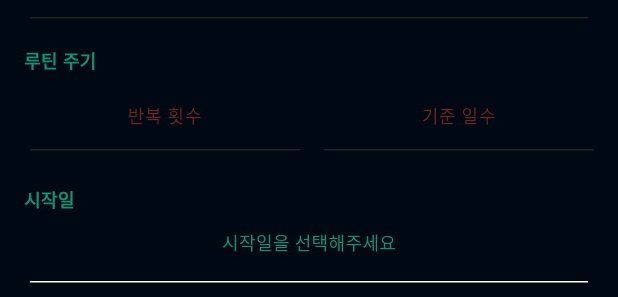
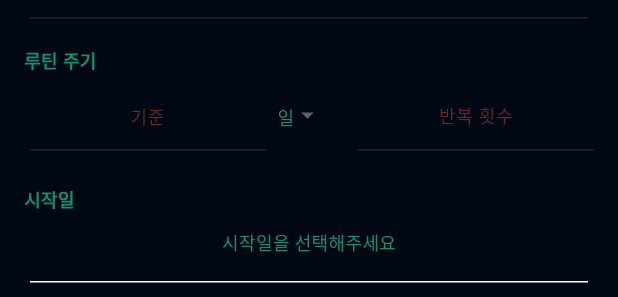
Before and after one commit to Yu-sooho/gym-mobile-app, a Flutter app: the RoutineAddScreen widget shown alone on an empty page, opened directly, on a phone screen of 412 x 824 dp. Shown: the part 241-538 px from the top of the screen. Run offline on Flutter 3.47's test engine with Material 3 defaults, Android fonts, the phone set to English and light mode, and no system bars; drawn by our look-alikes of custom_refresh_indicator, keyboard_dismisser; our stand-ins replace cached_network_image, cloud_firestore, firebase_analytics, firebase_auth, firebase_core, firebase_messaging and 11 more; missing offline and left inert: flutter_naver_login, kakao_flutter_sdk_common, kakao_flutter_sdk_user; accounts and stored records are empty; Roboto replaces fonts that are missing (Nanum).

Commit message:
Feat: add routine standard

```diff
--- a/lib/models/routine_models.dart
+++ b/lib/models/routine_models.dart
@@ -6,6 +6,7 @@ class Routine {
   String uid;
   String name;
   String cycle;
+  String standard;
   String date;
   String? startDate;
   String? endDate;
@@ -18,6 +19,7 @@ class Routine {
     required this.uid,
     required this.name,
     required this.cycle,
+    required this.standard,
     required this.date,
     required this.exercises,
     required this.createdAt,
--- a/lib/providers/routine_provider.dart
+++ b/lib/providers/routine_provider.dart
@@ -97,6 +97,7 @@ class RoutineProvider {
       final name = data['name'];
       final date = data['date'];
       final cycle = data['cycle'];
+      final standard = data['standard'];
       final createdAt = data['createdAt'];
       final uid = data['uid'];
       final startDate = data['startDate'];
@@ -108,6 +109,7 @@ class RoutineProvider {
           uid: uid,
           name: name,
           cycle: cycle,
+          standard: standard,
           date: date,
           exercises: userExerciseResult,
           startDate: startDate,
--- a/lib/screens/home/routine/routine_add_screen.dart
+++ b/lib/screens/home/routine/routine_add_screen.dart
@@ -48,6 +48,8 @@ class _RoutineAddScreenState extends State<RoutineAddScreen> {
   List<String> selectExercise = [];
   List<Exercise> selectExerciseDetail = [];
 
+  late String standard;
+
   final buttonMaxSize = 48.0;
   final listMaxSize = 120.0;
 
@@ -55,6 +57,7 @@ class _RoutineAddScreenState extends State<RoutineAddScreen> {
   void initState() {
     super.initState();
     init();
+    standard = stores.localizationController.localiztionRoutineAddScreen().day;
     _controller.addListener(() {
       double maxScroll = _controller.position.maxScrollExtent;
       double currentScroll = _controller.position.pixels;
@@ -218,11 +221,21 @@ class _RoutineAddScreenState extends State<RoutineAddScreen> {
     num? now = num.tryParse(cycle);
     num? target = num.tryParse(date);
 
+    if (standard ==
+        stores.localizationController.localiztionRoutineAddScreen().day) {
       if (now != null && target != null) {
         if (now > target) return false;
         return true;
       } else {
         return false;
+      }
+    } else {
+      if (now != null && target != null) {
+        if (now > target * 7) return false;
+        return true;
+      } else {
+        return false;
+      }
     }
   }
 
@@ -240,6 +253,7 @@ class _RoutineAddScreenState extends State<RoutineAddScreen> {
         'cycle': cycle,
         'date': date,
         'exercises': selectExercise,
+        'standard': standard,
         'startDate': _selectedDate != null ? '$_selectedDate' : null
       });
       final result =
@@ -443,6 +457,12 @@ class _RoutineAddScreenState extends State<RoutineAddScreen> {
     getExerciseList();
   }
 
+  onChangedDropdown(value) {
+    setState(() {
+      standard = value;
+    });
+  }
+
   @override
   Widget build(BuildContext context) {
     return safeAreaView(context,
@@ -483,20 +503,29 @@ class _RoutineAddScreenState extends State<RoutineAddScreen> {
             )),
             TwoTextInput(
                 stores: stores,
-              textController1: _dateController,
-              textController2: _cycleController,
+                textController1: _cycleController,
+                textController2: _dateController,
                 title: stores.localizationController
                     .localiztionRoutineAddScreen()
                     .cycle,
                 placeholder1: stores.localizationController
                     .localiztionRoutineAddScreen()
-                  .repeat,
+                    .cycleDate,
                 placeholder2: stores.localizationController
                     .localiztionRoutineAddScreen()
-                  .cycleDate,
-              onChanged1: onChangedCycle,
-              onChanged2: onChangedDate,
-            ),
+                    .repeat,
+                onChanged1: onChangedDate,
+                onChanged2: onChangedCycle,
+                dropdownValue: standard,
+                onChangedDropdown: onChangedDropdown,
+                dropdownItems: [
+                  stores.localizationController
+                      .localiztionRoutineAddScreen()
+                      .day,
+                  stores.localizationController
+                      .localiztionRoutineAddScreen()
+                      .week
+                ]),
             Padding(
               padding: EdgeInsets.fromLTRB(16, 16, 0, 0),
               child: SizedBox(
--- a/lib/stores/localization/localization_controller.dart
+++ b/lib/stores/localization/localization_controller.dart
@@ -288,9 +288,11 @@ class RoutineAddScreenText {
   final String dateFormat;
   final String executionCount;
   final String allCount;
+  final String day;
+  final String week;
 
-  RoutineAddScreenText({
-    required this.title,
+  RoutineAddScreenText(
+      {required this.title,
       required this.inputTitle,
       required this.inputTitlePlaceholder,
       required this.exercisePlaceholder,
@@ -314,7 +316,8 @@ class RoutineAddScreenText {
       required this.dateFormat,
       required this.executionCount,
       required this.allCount,
-  });
+      required this.day,
+      required this.week});
 }
 
 class ExerciseScreenText {
@@ -721,7 +724,9 @@ class LocalizationController extends GetxController {
           selectedDate: RoutineAddScreenTextEn().selectedDate,
           dateFormat: RoutineAddScreenTextEn().dateFormat,
           executionCount: RoutineAddScreenTextEn().executionCount,
-          allCount: RoutineAddScreenTextEn().allCount);
+          allCount: RoutineAddScreenTextEn().allCount,
+          day: RoutineAddScreenTextEn().day,
+          week: RoutineAddScreenTextEn().week);
       return routineAddScreenText;
     } else {
       RoutineAddScreenText routineAddScreenText = RoutineAddScreenText(
@@ -748,7 +753,9 @@ class LocalizationController extends GetxController {
           selectedDate: RoutineAddScreenTextKr().selectedDate,
           dateFormat: RoutineAddScreenTextKr().dateFormat,
           executionCount: RoutineAddScreenTextKr().executionCount,
-          allCount: RoutineAddScreenTextKr().allCount);
+          allCount: RoutineAddScreenTextKr().allCount,
+          day: RoutineAddScreenTextKr().day,
+          week: RoutineAddScreenTextKr().week);
       return routineAddScreenText;
     }
   }
--- a/lib/stores/localization/routine_add_screen_text.dart
+++ b/lib/stores/localization/routine_add_screen_text.dart
@@ -12,9 +12,9 @@ class RoutineAddScreenTextKr {
   String errorDelete = '이미 삭제된 루틴입니다.';
   String cycle = '루틴 주기';
   String repeat = '반복 횟수';
-  String cycleDate = '기준 일수';
+  String cycleDate = '기준';
   String exerciseListCheck = '추가된 운동';
-  String errorCycle = '반복 횟수는 기준 일수보다 많을 수 없습니다.';
+  String errorCycle = '반복 횟수는 기준보다 많을 수 없습니다.';
   String exercise = '운동';
   String cycleDes = '일';
   String repeatDes = '회';
@@ -24,6 +24,8 @@ class RoutineAddScreenTextKr {
   String dateFormat = 'yyyy년 MM월 dd일';
   String executionCount = '실행 횟수';
   String allCount = '운동 횟수';
+  String day = '일';
+  String week = '주';
 }
 
 class RoutineAddScreenTextEn {
@@ -40,9 +42,9 @@ class RoutineAddScreenTextEn {
   String errorDelete = '이미 삭제된 루틴입니다.';
   String cycle = '루틴 주기';
   String repeat = '반복 횟수';
-  String cycleDate = '기준 일수';
+  String cycleDate = '기준';
   String exerciseListCheck = '추가된 운동';
-  String errorCycle = '반복 횟수는 기준 일수보다 많을 수 없습니다.';
+  String errorCycle = '반복 횟수는 기준보다 많을 수 없습니다.';
   String exercise = '운동';
   String cycleDes = '일';
   String repeatDes = '회';
@@ -52,4 +54,6 @@ class RoutineAddScreenTextEn {
   String dateFormat = 'yyyy년 MM월 dd일';
   String executionCount = '실행 횟수';
   String allCount = '운동 횟수';
+  String day = '일';
+  String week = '주';
 }
--- a/lib/widgets/text/two_textinput_view.dart
+++ b/lib/widgets/text/two_textinput_view.dart
@@ -2,8 +2,8 @@ import 'package:flutter/material.dart';
 import 'package:gym_calendar/stores/package_stores.dart';
 
 class TwoTextInput extends StatelessWidget {
-  const TwoTextInput(
-      {super.key,
+  const TwoTextInput({
+    super.key,
     required this.stores,
     required TextEditingController textController1,
     required TextEditingController textController2,
@@ -11,8 +11,11 @@ class TwoTextInput extends StatelessWidget {
     required String placeholder1,
     required String placeholder2,
     required ValueChanged<String> onChanged1,
-      required ValueChanged<String> onChanged2})
-      : _textController1 = textController1,
+    required ValueChanged<String> onChanged2,
+    this.dropdownValue,
+    this.dropdownItems,
+    this.onChangedDropdown,
+  })  : _textController1 = textController1,
         _textController2 = textController2,
         _placeholder1 = placeholder1,
         _placeholder2 = placeholder2,
@@ -28,6 +31,9 @@ class TwoTextInput extends StatelessWidget {
   final String _placeholder2;
   final ValueChanged<String> _onChanged1;
   final ValueChanged<String> _onChanged2;
+  final String? dropdownValue;
+  final List<String>? dropdownItems;
+  final ValueChanged<String?>? onChangedDropdown;
 
   @override
   Widget build(BuildContext context) {
@@ -43,11 +49,13 @@ class TwoTextInput extends StatelessWidget {
                 _title,
                 style: stores.fontController.customFont().bold12,
               ),
-              )),
+            ),
+          ),
         ),
         Padding(
           padding: EdgeInsets.fromLTRB(20, 0, 16, 0),
-          child: Row(children: [
+          child: Row(
+            children: [
               Expanded(
                 child: TextField(
                   onChanged: _onChanged1,
@@ -64,13 +72,15 @@ class TwoTextInput extends StatelessWidget {
                         .customFont()
                         .medium12
                         .copyWith(
-                        color: stores.colorController.customColor().placeholder,
+                          color:
+                              stores.colorController.customColor().placeholder,
                         ),
                     enabledBorder: UnderlineInputBorder(
                       borderSide: BorderSide(
                         width: 1,
-                      color:
-                          stores.colorController.customColor().textInputCursor,
+                        color: stores.colorController
+                            .customColor()
+                            .textInputCursor,
                       ),
                     ),
                     focusedBorder: UnderlineInputBorder(
@@ -85,6 +95,49 @@ class TwoTextInput extends StatelessWidget {
                   ),
                 ),
               ),
+              if (dropdownItems != null)
+                Padding(
+                    padding: EdgeInsets.fromLTRB(8, 0, 8, 0),
+                    child: SizedBox(
+                        width: 30,
+                        child: DropdownButton<String>(
+                          value: dropdownValue,
+                          onChanged: onChangedDropdown,
+                          iconSize: 20,
+                          isExpanded: true,
+                          alignment: Alignment.center,
+                          items: dropdownItems!.map((String value) {
+                            return DropdownMenuItem<String>(
+                              value: value,
+                              child: Padding(
+                                padding: EdgeInsets.only(top: 4),
+                                child: Text(
+                                  value,
+                                  style: stores.fontController
+                                      .customFont()
+                                      .medium12
+                                      .copyWith(
+                                          color: dropdownValue == value
+                                              ? stores.colorController
+                                                  .customColor()
+                                                  .defaultTextColor
+                                              : stores.colorController
+                                                  .customColor()
+                                                  .buttonInActiveText),
+                                ),
+                              ),
+                            );
+                          }).toList(),
+                          dropdownColor: stores.colorController
+                              .customColor()
+                              .defaultBackground2,
+                          underline: Container(
+                            height: 1,
+                            color: stores.colorController
+                                .customColor()
+                                .transparent,
+                          ),
+                        ))),
               SizedBox(width: 16),
               Expanded(
                 child: TextField(
@@ -102,13 +155,15 @@ class TwoTextInput extends StatelessWidget {
                         .customFont()
                         .medium12
                         .copyWith(
-                        color: stores.colorController.customColor().placeholder,
+                          color:
+                              stores.colorController.customColor().placeholder,
                         ),
                     enabledBorder: UnderlineInputBorder(
                       borderSide: BorderSide(
                         width: 1,
-                      color:
-                          stores.colorController.customColor().textInputCursor,
+                        color: stores.colorController
+                            .customColor()
+                            .textInputCursor,
                       ),
                     ),
                     focusedBorder: UnderlineInputBorder(
@@ -123,7 +178,8 @@ class TwoTextInput extends StatelessWidget {
                   ),
                 ),
               ),
-          ]),
+            ],
+          ),
         ),
       ],
     );
```
Also changed, not shown: lib/widgets/item/routine_list_item.dart (+29 -29 lines). Lines whose indentation alone changed are shown as unchanged.
